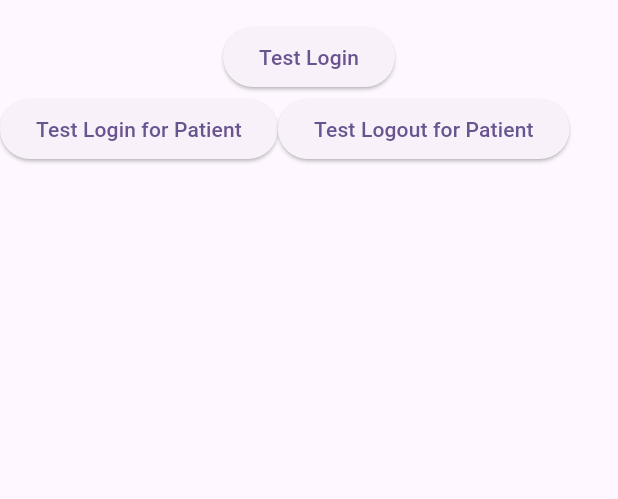
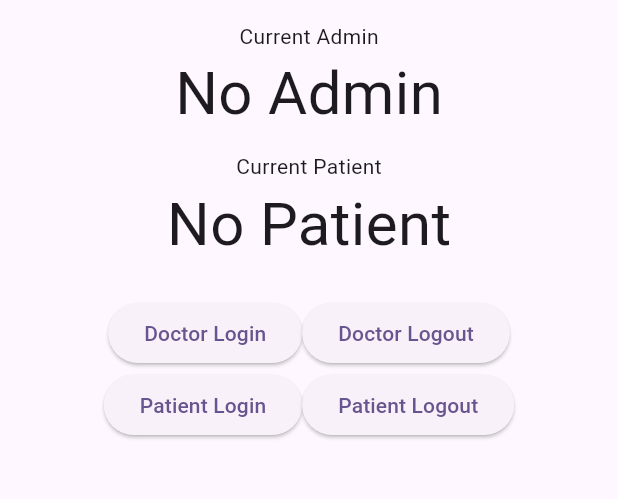
Before and after one commit to synapsecode/PatientPulse, a Flutter app: the screen it shows after launch, on a phone screen of 412 x 824 dp, the part 63-562 px from its top. Run offline on Flutter 3.47's test engine with Material 3 defaults, Android fonts, the phone set to English and light mode, and no system bars; our stand-ins replace dio, flutter_riverpod, shared_preferences.

Commit message:
Added ExtensionMethods & Admin: tryAutoLogin, logout

```diff
--- a/lib/backend/admin.dart
+++ b/lib/backend/admin.dart
@@ -1,25 +1,46 @@
 import 'package:flutter_riverpod/flutter_riverpod.dart';
 import 'package:patientpulse/backend/dioexecutor.dart';
 import 'package:patientpulse/backend/healthscore.dart';
+import 'package:patientpulse/backend/models/admin.dart';
 import 'package:patientpulse/backend/models/department.dart';
 import 'package:patientpulse/backend/models/medication.dart';
 import 'package:patientpulse/backend/models/patient.dart';
 import 'package:patientpulse/backend/utils.dart';
 import 'package:patientpulse/main.dart';
+import 'package:shared_preferences/shared_preferences.dart';
 
 final currentPatient = StateProvider<PatientModel?>((ref) => null);
+final currentAdmin = StateProvider<AdminModel?>((ref) => null);
 
 class HSAdmin {
   static Future<void> login(String username, String password) async {
+    final prefs = await SharedPreferences.getInstance();
     final res = await DioExecutor.get(
       url: HSCreds.getLoginURL(username: username, password: password),
     );
     if (res.$2 != null) {
       return commonErrorHandler(res.$2!, null);
     }
-    final aT = res.$1!['access_token'];
-    gpc.read(bearerTokenProvider.notifier).state = aT;
-    print("Set Access Token: $aT");
+    final admin = AdminModel.fromMap(res.$1!);
+    gpc.read(currentAdmin.notifier).state = admin;
+    print('SavingPatientExtract => ${admin.serialize()}');
+    await prefs.setString('loggedin_admin', admin.serialize());
+  }
+
+  static logout() async {
+    final prefs = await SharedPreferences.getInstance();
+    gpc.read(currentAdmin.notifier).state = null;
+    await prefs.remove('loggedin_admin');
+    print('Logged Out from Admin');
+  }
+
+  static tryAutoLogin() async {
+    final prefs = await SharedPreferences.getInstance();
+    final laSerialized = prefs.getString('loggedin_admin');
+    if (laSerialized == null) return;
+    final admin = AdminModel.fromSerialized(laSerialized);
+    gpc.read(currentAdmin.notifier).state = admin;
+    print('AutoLogged in as Admin(${admin.eid})');
   }
 
   static Future<List<DepartmentModel>> getAllDepartments() async {
--- a/lib/backend/dioexecutor.dart
+++ b/lib/backend/dioexecutor.dart
@@ -1,6 +1,7 @@
 import 'dart:convert';
 
 import 'package:dio/dio.dart';
+import 'package:patientpulse/backend/admin.dart';
 import 'package:patientpulse/backend/healthscore.dart';
 import 'package:patientpulse/main.dart';
 
@@ -8,7 +9,7 @@ class DioExecutor {
   static final Dio dio = Dio();
 
   static initializeInterceptors() {
-    final accessToken = gpc.read(bearerTokenProvider);
+    final accessToken = gpc.read(currentAdmin)?.accessToken;
     dio.interceptors.clear(); //Clear Existing Interceptors
     //Logging Interceptor
 
--- a/lib/backend/healthscore.dart
+++ b/lib/backend/healthscore.dart
@@ -3,8 +3,6 @@ import 'dart:convert';
 import 'package:dio/dio.dart';
 import 'package:flutter_riverpod/flutter_riverpod.dart';
 import 'package:patientpulse/main.dart';
-
-final bearerTokenProvider = StateProvider<String?>((ref) => null);
 
 class HSCreds {
   static const String _target = 'https://hackathon.hsdevonline.com';
--- /dev/null
+++ b/lib/backend/models/admin.dart
@@ -0,0 +1,27 @@
+class AdminModel {
+  final String eid;
+  final String accessToken;
+
+  AdminModel({
+    required this.eid,
+    required this.accessToken,
+  });
+  factory AdminModel.fromMap(Map x) {
+    return AdminModel(
+      eid: x['userEId'],
+      accessToken: x['access_token'],
+    );
+  }
+
+  String serialize() {
+    return [eid, accessToken].join('::');
+  }
+
+  factory AdminModel.fromSerialized(String x) {
+    final parts = x.split('::');
+    return AdminModel(
+      eid: parts[0],
+      accessToken: parts[1],
+    );
+  }
+}
--- a/lib/backend/models/base.dart
+++ /dev/null
@@ -1 +0,0 @@
-abstract class BaseModel {}
--- /dev/null
+++ b/lib/extensions/extensions.dart
@@ -0,0 +1,4 @@
+export 'miscextensions.dart';
+export 'textextensions.dart';
+export 'buttonextensions.dart';
+export 'navextensions.dart';
--- a/lib/main.dart
+++ b/lib/main.dart
@@ -2,6 +2,7 @@ import 'package:flutter/material.dart';
 import 'package:flutter_riverpod/flutter_riverpod.dart';
 import 'package:patientpulse/backend/admin.dart';
 import 'package:patientpulse/backend/patients.dart';
+import 'package:patientpulse/extensions/extensions.dart';
 
 final gpc = ProviderContainer();
 
@@ -9,6 +10,7 @@ void main() async {
   WidgetsFlutterBinding.ensureInitialized();
   Future.delayed(Duration(milliseconds: 200), () {
     HSPatient.tryAutoLogin();
+    HSAdmin.tryAutoLogin();
   });
   runApp(UncontrolledProviderScope(
     container: gpc,
@@ -33,41 +35,65 @@ class PatientPulseApp extends StatelessWidget {
   }
 }
 
-class PatientPulseWrapper extends StatelessWidget {
+class PatientPulseWrapper extends ConsumerWidget {
   const PatientPulseWrapper({super.key});
 
   @override
-  Widget build(BuildContext context) {
+  Widget build(BuildContext context, WidgetRef ref) {
+    final cAdmin = ref.watch(currentAdmin);
+    final cPat = ref.watch(currentPatient);
+
     return Scaffold(
       appBar: AppBar(
         title: Text('Patient Pulse'),
       ),
-      body: Column(
+      body: SingleChildScrollView(
+        child: Column(
+          mainAxisSize: MainAxisSize.min,
+          children: [
+            Text('Current Admin'),
+            Text(cAdmin?.eid ?? 'No Admin').size(40),
+            SizedBox(height: 10),
+            Text('Current Patient'),
+            Text(cPat?.patientName ?? 'No Patient').size(40),
+            SizedBox(height: 20),
+            Row(
+              mainAxisAlignment: MainAxisAlignment.center,
               children: [
                 ElevatedButton(
                   onPressed: () {
                     HSAdmin.login('8660033751', '0000');
                   },
-            child: Text('Test Login'),
+                  child: Text('Doctor Login'),
+                ),
+                ElevatedButton(
+                  onPressed: () {
+                    HSAdmin.logout();
+                  },
+                  child: Text('Doctor Logout'),
+                ),
+              ],
             ),
             Row(
+              mainAxisAlignment: MainAxisAlignment.center,
               children: [
                 ElevatedButton(
                   onPressed: () {
                     HSPatient.login('manashejmadi', '12345');
                   },
-                child: Text('Test Login for Patient'),
+                  child: Text('Patient Login'),
                 ),
                 ElevatedButton(
                   onPressed: () {
                     HSPatient.logout();
                   },
-                child: Text('Test Logout for Patient'),
+                  child: Text('Patient Logout'),
                 ),
               ],
             ),
           ],
         ),
+      ),
     );
   }
 }
```
Also changed, not shown: lib/extensions/buttonextensions.dart (added, +15 -0 lines), lib/extensions/miscextensions.dart (added, +366 -0 lines), lib/extensions/navextensions.dart (added, +25 -0 lines), lib/extensions/textextensions.dart (added, +62 -0 lines). Lines whose indentation alone changed are shown as unchanged.
